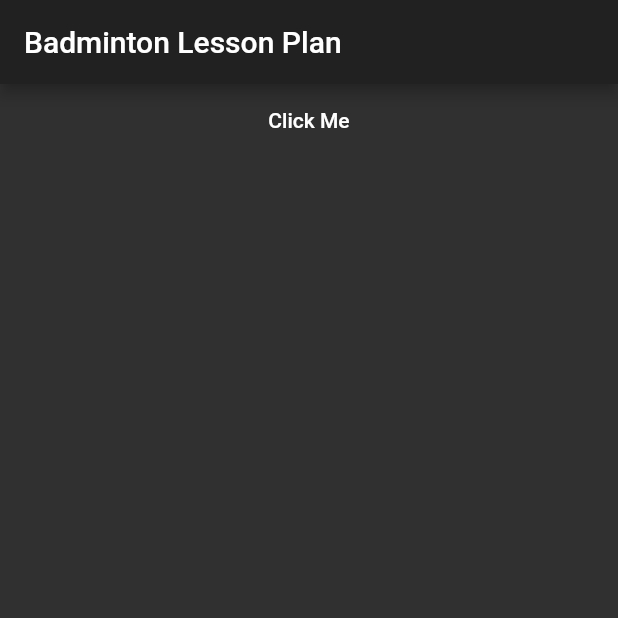
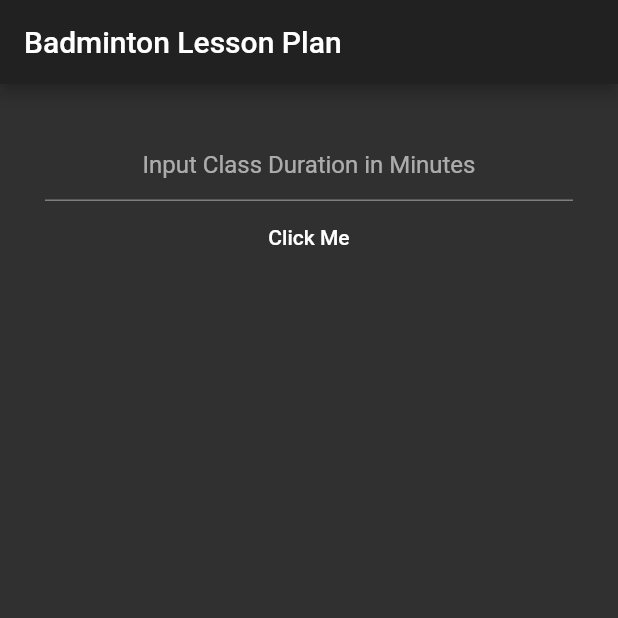
Before and after one commit to alexthemanatee/badminton_lesson_plan, a Flutter app: the screen it shows after launch, on a phone screen of 412 x 824 dp, the top half of it. Run offline on Flutter 3.47's test engine with Material 2 defaults, Android fonts, the phone set to English and light mode, and no system bars.

Commit message:
New pages added

```diff
--- a/lib/ui/home_screen.dart
+++ b/lib/ui/home_screen.dart
@@ -1,16 +1,33 @@
 import 'package:badminton_lesson_plan/ui/warmup_screen.dart';
+import 'package:badminton_lesson_plan/ui/fields_screen.dart';
 import 'package:flutter/material.dart';
+import 'package:flutter/services.dart';
 
 class HomeScreen extends StatelessWidget {
+
+  final TextEditingController _durationController = TextEditingController();
+
   @override
   Widget build(BuildContext context) {
     return Scaffold(
         appBar: AppBar(
           title: Text("Badminton Lesson Plan"),
         ),
-        body: Center(
+        body: Padding(
+            padding: const EdgeInsets.all(30.0),
             child: Column(
           children: <Widget>[
+            TextField(
+              textAlign: TextAlign.center,
+              controller: _durationController,
+              decoration: InputDecoration(
+                hintText: 'Input Class Duration in Minutes'
+              ),
+              keyboardType: TextInputType.number,
+              inputFormatters: <TextInputFormatter>[
+                WhitelistingTextInputFormatter.digitsOnly
+              ],
+            ),
             FlatButton(
               child: Text("Click Me"),
               onPressed: () {
@@ -23,6 +40,6 @@ class HomeScreen extends StatelessWidget {
 
   Future navigateToSubPage(context) async {
     Navigator.push(
-        context, MaterialPageRoute(builder: (context) => WarmupScreen(minutes: 5)));
+        context, MaterialPageRoute(builder: (context) => FieldScreen(int.parse(_durationController.text))));
   }
 }
--- a/lib/ui/warmup_screen.dart
+++ b/lib/ui/warmup_screen.dart
@@ -2,7 +2,7 @@ import 'dart:async';
 
 import 'package:flutter/material.dart';
 import 'package:intl/intl.dart';
-import 'package:badminton_lesson_plan/ui/drill.dart';
+import 'package:badminton_lesson_plan/ui/drill_screen.dart';
 
 class WarmupScreen extends StatefulWidget {
   final int minutes;
```
Also changed, not shown: lib/ui/fields_screen.dart (added, +47 -0 lines), lib/ui/drill_screen.dart (renamed from lib/ui/drill.dart).
